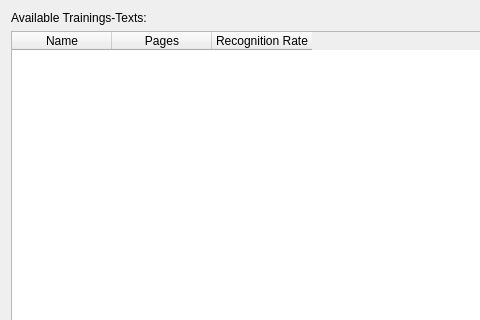
The window that simon/src/simonmodelmanagementui/trainmain.ui (KDE/simon) describes before a commit, drawn with Qt 5; both pictures show x 0 to 480 and y 0 to 320 of the 711 by 443 pixel window.
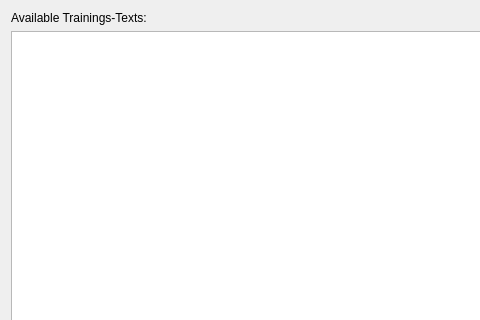
The same window after the commit. Icons and pictures are not drawn. Custom widgets are drawn as their Qt base class.

Commit message: Porting Grammar and Training to the scenario port; Adding scenario management dummy;

The edit to the form file:
```diff
--- a/simon/src/simonmodelmanagementui/trainmain.ui
+++ b/simon/src/simonmodelmanagementui/trainmain.ui
@@ -27,28 +27,13 @@
     </widget>
    </item>
    <item>
-    <widget class="QTableWidget" name="twTrainingWords">
+    <widget class="QTableView" name="tvTrainingTexts">
      <property name="selectionMode">
       <enum>QAbstractItemView::SingleSelection</enum>
      </property>
      <property name="selectionBehavior">
       <enum>QAbstractItemView::SelectRows</enum>
      </property>
-     <column>
-      <property name="text">
-       <string>Name</string>
-      </property>
-     </column>
-     <column>
-      <property name="text">
-       <string>Pages</string>
-      </property>
-     </column>
-     <column>
-      <property name="text">
-       <string>Recognition Rate</string>
-      </property>
-     </column>
     </widget>
    </item>
    <item>
```
The commit also changes 67 other files.
